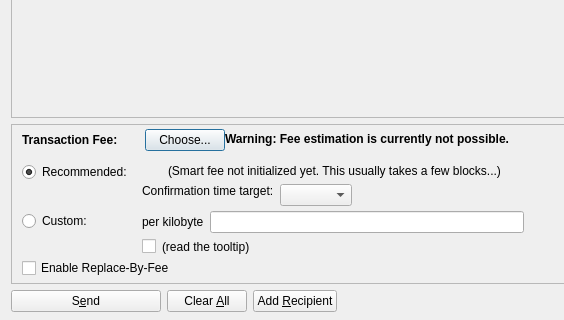
First picture: the form in src/qt/forms/sendcoinsdialog.ui, repository goomario/btchd, before the edit; both pictures show x 0 to 564 and y 206 to 526 of the 850 by 526 pixel window.
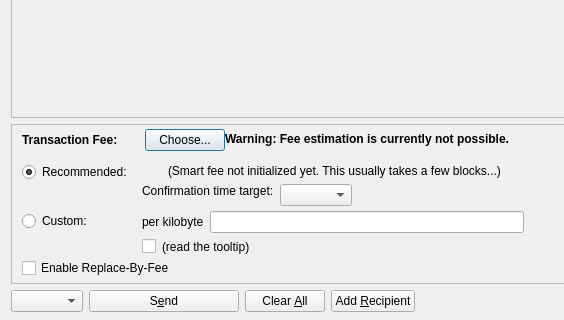
Second picture: the form after the edit. Icons and pictures are not drawn. Custom widgets are drawn as their Qt base class.

Patch:
```diff
--- a/src/qt/forms/sendcoinsdialog.ui
+++ b/src/qt/forms/sendcoinsdialog.ui
@@ -1138,6 +1138,9 @@
    </item>
    <item>
     <layout class="QHBoxLayout" name="horizontalLayout">
+     <item>
+      <widget class="QComboBox" name="operateMethodComboBox"/>
+     </item>
      <item>
       <widget class="QPushButton" name="sendButton">
        <property name="minimumSize">
```
